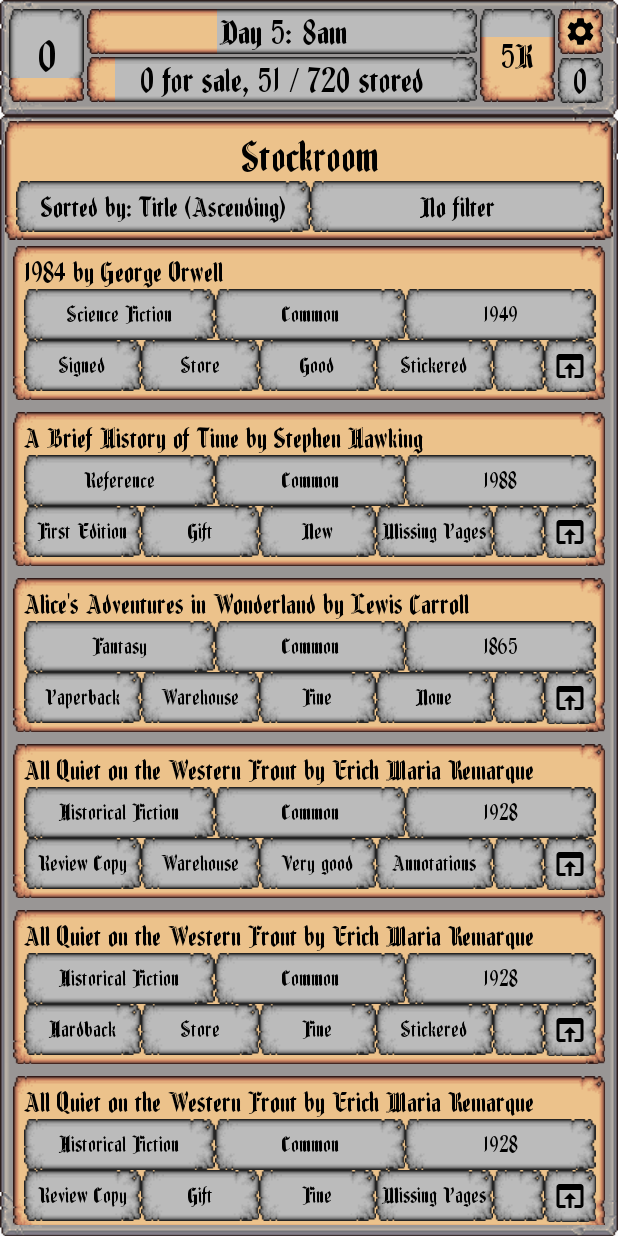
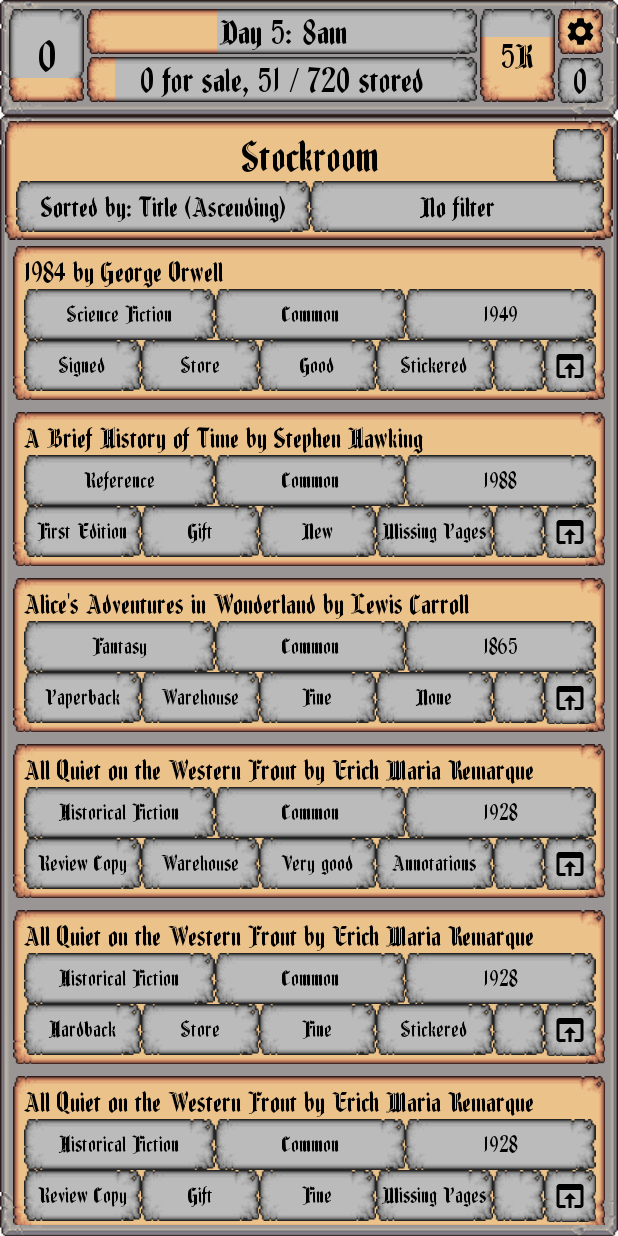
Before and after one commit to JakeSteam/PixelBookshop, an Android app: the StockFragment screen opened through its navigation route, on a phone screen of 412 x 824 dp. Run offline under Robolectric (Android 15) with nearby library versions, the phone set to English and light mode, and no system bars; our stand-ins replace Room's generated code; libraries missing offline, so code that uses them is left out: com.hamsa.twosteppickerdialog, com.skydoves.balloon.

Commit message:
Stores selected stock

```diff
--- a/app/src/main/java/uk/co/jakelee/pixelbookshop/ui/stock/StockAdapter.kt
+++ b/app/src/main/java/uk/co/jakelee/pixelbookshop/ui/stock/StockAdapter.kt
@@ -23,10 +23,22 @@ class StockAdapter(var context: Activity, private val books: List<OwnedBook>) :
         return RecyclerViewViewHolder(rootView)
     }
 
+    private val selectedItems = mutableListOf<Int>()
+
     override fun onBindViewHolder(holder: RecyclerView.ViewHolder, position: Int) {
         val book = books[position]
         val viewHolder = holder as RecyclerViewViewHolder
         viewHolder.name.text = String.format("%1s by %2s %3s", book.book.title, book.book.authorFirstName, book.book.authorSurname)
+        viewHolder.name.alpha = if (selectedItems.contains(book.id)) 0.5f else 1f
+        viewHolder.name.setOnClickListener {
+            if (selectedItems.contains(book.id)) {
+                selectedItems.remove(book.id)
+                it.alpha = 1f
+            } else {
+                selectedItems.add(book.id)
+                it.alpha = 0.5f
+            }
+        }
 
         viewHolder.genre.text = context.getString(book.book.genre.title)
         viewHolder.rarity.text = context.getString(book.book.rarity.title)
--- a/app/src/main/java/uk/co/jakelee/pixelbookshop/ui/stock/StockFragment.kt
+++ b/app/src/main/java/uk/co/jakelee/pixelbookshop/ui/stock/StockFragment.kt
@@ -44,6 +44,7 @@ class StockFragment : Fragment() {
         stockViewModel.getBooks().observe(viewLifecycleOwner, stockObserver)
         root.sorting.setOnClickListener { showSortDialog() }
         root.filtering.setOnClickListener { showFilterDialog() }
+        root.assign.setOnClickListener {  }
         return root
     }
 
--- a/app/src/main/res/layout/fragment_stock.xml
+++ b/app/src/main/res/layout/fragment_stock.xml
@@ -26,6 +26,20 @@
             android:text="@string/title_stock"
             app:layout_constraintTop_toTopOf="parent"
             app:layout_constraintStart_toStartOf="parent"
+            app:layout_constraintEnd_toEndOf="parent"/>
+        <TextView
+            android:id="@+id/assign"
+            android:layout_width="wrap_content"
+            android:layout_height="wrap_content"
+            android:background="@drawable/ui_element_greyscale"
+            android:fontFamily="@font/fenwickwoodtype"
+            app:fontFamily="@font/fenwickwoodtype"
+            android:textColor="@color/black"
+            android:textSize="16sp"
+            android:padding="8dp"
+            tools:text="Assign 5"
+            app:layout_constraintTop_toTopOf="@id/title"
+            app:layout_constraintBottom_toBottomOf="@id/title"
             app:layout_constraintEnd_toEndOf="parent"/>
         <TextView
             android:id="@+id/sorting"
```
